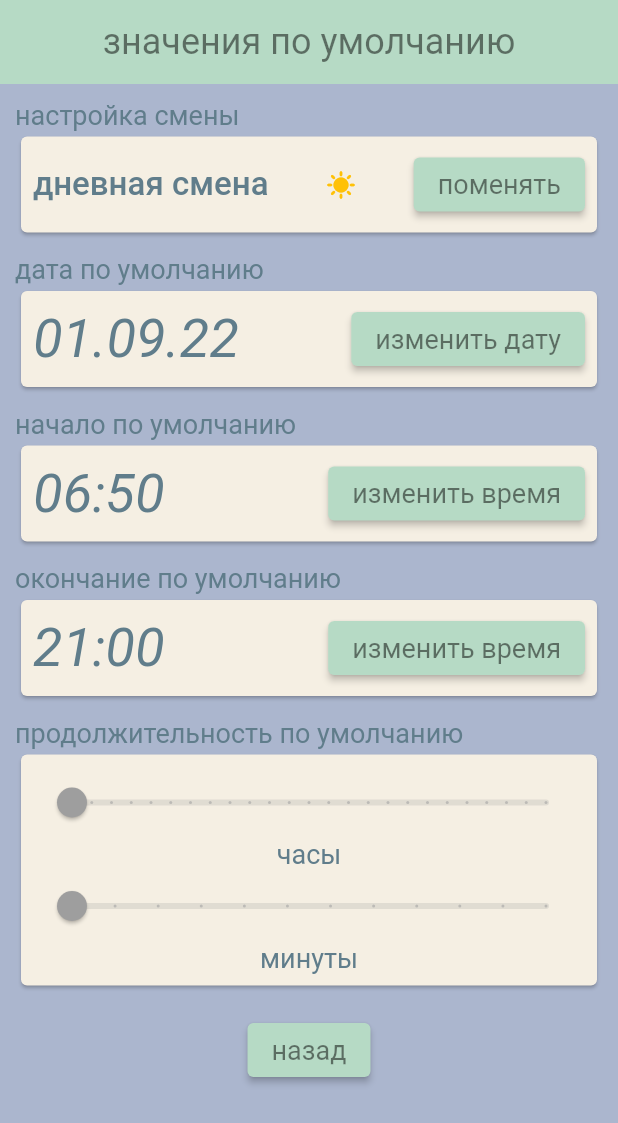
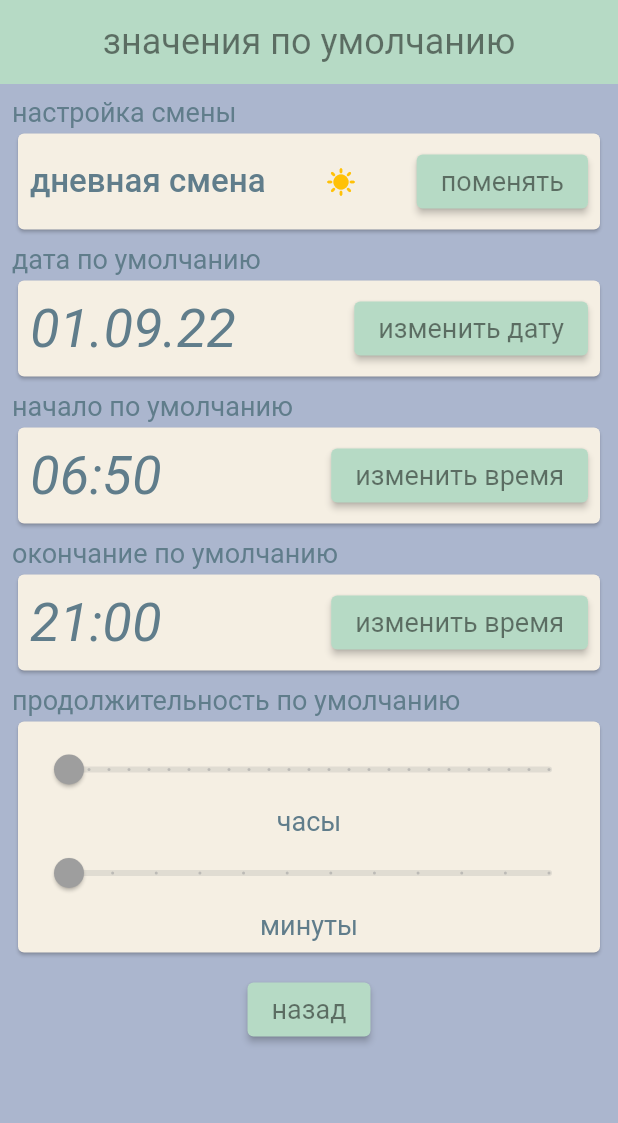
Before and after one commit to chevic4/flutter_work_timecalculate, a Flutter app: the screen it shows after launch, after a tap on the "list" icon, on a phone screen of 412 x 824 dp. Shown: the top 1123 px of the screen. Run offline on Flutter 3.47's test engine with Material 2 defaults, Android fonts, the phone set to English and light mode, and no system bars; our stand-ins replace flutter_mobx, hive, hive_flutter, mobx, shared_preferences; accounts and stored records are empty; generated files the repository leaves out were written again.

Commit message:
textWidget

```diff
--- a/lib/data/routes.dart
+++ b/lib/data/routes.dart
@@ -1,5 +1,4 @@
 import 'package:flutter/material.dart';
-
 import '../presentation/screens/editdata_screen.dart';
 import '../presentation/screens/enterdata_screen.dart';
 import '../presentation/screens/listmain_screen.dart';
@@ -30,4 +29,5 @@ var onGenerateRoute = (RouteSettings settings) {
       return route;
     }
   }
+  return null;
 };
--- a/lib/domain/services/workdays_service.dart
+++ b/lib/domain/services/workdays_service.dart
@@ -21,6 +21,10 @@ class WorkDayService {
     await workDaysStoreProvider.addWorkdayToHive(value);
   }
 
+  Future<void> deleteBox() async {
+    await workDaysStoreProvider.deleteBox();
+  }
+
   Future<void> deleteWorkdayIndex(int index) async {
     await workDaysStoreProvider.deleteWorkdayIndexFromHive(index);
   }
--- a/lib/domain/services/workdays_service_provider.dart
+++ b/lib/domain/services/workdays_service_provider.dart
@@ -35,6 +35,11 @@ class WorkDaysStoreProvider {
     await closeIt();
   }
 
+  Future<void> deleteBox() async {
+    final store = await openIt();
+    await store.deleteFromDisk();
+  }
+
   Future<void> editWorkdayIndexInHive(
       {required WorkDay value, required int index}) async {
     final store = await openIt();
--- a/lib/presentation/screens/listmain_screen.dart
+++ b/lib/presentation/screens/listmain_screen.dart
@@ -1,11 +1,9 @@
 import 'package:flutter/material.dart';
 import 'package:flutter_mobx/flutter_mobx.dart';
-import 'package:flutter_work_timecalculate/presentation/widgets/result_workdays_summ.dart';
 import 'package:flutter_work_timecalculate/presentation/widgets/result_workdays_time.dart';
 import '../../data/theme.dart';
 import '../mobx/store_listmain_screen.dart';
 import '../widgets/data_workday_page.dart';
-import 'package:hidable/hidable.dart';
 
 class ListMainScreen extends StatefulWidget {
   const ListMainScreen({super.key});
@@ -15,7 +13,6 @@ class ListMainScreen extends StatefulWidget {
 }
 
 class _ListMainScreenState extends State<ListMainScreen> {
-  final ScrollController _firstController = ScrollController();
   final store = StoreListMain();
   @override
   void initState() {
@@ -34,6 +31,7 @@ class _ListMainScreenState extends State<ListMainScreen> {
                   children: [
                     ResultWorkDaysWidget(
                       value: store.durationWorkDays(),
+                      indexes: store.getLengthWorkDays(),
                     ),
                     const TitleViewDays(),
                     Container(
@@ -49,7 +47,6 @@ class _ListMainScreenState extends State<ListMainScreen> {
                         ),
                       ),
                     ),
-                    WorkDaysSummWidget(items: store.getLengthWorkDays()),
                   ],
                 )
               : Text('loading...'),
@@ -73,7 +70,7 @@ class _ListMainScreenState extends State<ListMainScreen> {
                 heroTag: "btn2",
                 tooltip: 'очистить список',
                 backgroundColor: colorMainP,
-                onPressed: () => store.clearList(context),
+                onPressed: () => store.clearList(),
                 child: Icon(
                   Icons.clear,
                   color: Colors.black.withOpacity(0.4),
--- a/lib/presentation/screens/settings_screen.dart
+++ b/lib/presentation/screens/settings_screen.dart
@@ -1,6 +1,7 @@
 import 'package:flutter/material.dart';
 import 'package:flutter_mobx/flutter_mobx.dart';
 import 'package:flutter_work_timecalculate/presentation/mobx/store_setting_screen.dart';
+import 'package:flutter_work_timecalculate/presentation/widgets/text_fonts.dart';
 import 'package:intl/intl.dart';
 import '../../data/theme.dart';
 import '../widgets/day_night_widget.dart';
@@ -39,14 +40,11 @@ class _SettingScreenBodyState extends State<SettingScreenBody> {
   Widget build(BuildContext context) {
     return SingleChildScrollView(
       child: Container(
-        padding: const EdgeInsets.all(10.0),
+        padding: const EdgeInsets.all(8.0),
         child: Column(
           crossAxisAlignment: CrossAxisAlignment.start,
           children: [
-            Text('настройка смены',
-                textAlign: TextAlign.left,
-                softWrap: true,
-                style: Theme.of(context).textTheme.subtitle1),
+            TextSubTitle1(value: 'настройка смены'),
 
 //              DAY / NIGHT
 
@@ -70,11 +68,8 @@ class _SettingScreenBodyState extends State<SettingScreenBody> {
                 ),
               );
             }),
-            const SizedBox(height: 10.0),
-            Text('дата по умолчанию',
-                textAlign: TextAlign.left,
-                softWrap: true,
-                style: Theme.of(context).textTheme.subtitle1),
+            const SizedBox(height: 5.0),
+            TextSubTitle1(value: 'дата по умолчанию'),
 
 //            //   DATE begin
 
@@ -88,10 +83,9 @@ class _SettingScreenBodyState extends State<SettingScreenBody> {
                       Row(
                         mainAxisAlignment: MainAxisAlignment.spaceBetween,
                         children: [
-                          Text(DateFormat('dd.MM.yy').format(store.beginDate),
-                              textAlign: TextAlign.left,
-                              softWrap: true,
-                              style: Theme.of(context).textTheme.headline4),
+                          TextHeadline4(
+                              value: DateFormat('dd.MM.yy')
+                                  .format(store.beginDate)),
                           const SizedBox(width: 10.0),
                           ElevatedButton(
                             child: const Text('изменить дату'),
@@ -106,11 +100,8 @@ class _SettingScreenBodyState extends State<SettingScreenBody> {
                 ),
               );
             }),
-            const SizedBox(height: 10.0),
-            Text('начало по умолчанию',
-                textAlign: TextAlign.left,
-                softWrap: true,
-                style: Theme.of(context).textTheme.subtitle1),
+            const SizedBox(height: 5.0),
+            TextSubTitle1(value: 'начало по умолчанию'),
 
 //            //    TIME begin
 
@@ -122,10 +113,7 @@ class _SettingScreenBodyState extends State<SettingScreenBody> {
                   child: Row(
                     mainAxisAlignment: MainAxisAlignment.spaceBetween,
                     children: [
-                      Text(store.beginTime.to24hours(),
-                          textAlign: TextAlign.left,
-                          softWrap: true,
-                          style: Theme.of(context).textTheme.headline4),
+                      TextHeadline4(value: store.beginTime.to24hours()),
                       const SizedBox(width: 10.0),
                       ElevatedButton(
                         child: const Text('изменить время'),
@@ -138,11 +126,8 @@ class _SettingScreenBodyState extends State<SettingScreenBody> {
                 ),
               );
             }),
-            const SizedBox(height: 10.0),
-            Text('окончание по умолчанию',
-                textAlign: TextAlign.left,
-                softWrap: true,
-                style: Theme.of(context).textTheme.subtitle1),
+            const SizedBox(height: 5.0),
+            TextSubTitle1(value: 'окончание по умолчанию'),
 
 //           //    TIME finish
 
@@ -154,10 +139,7 @@ class _SettingScreenBodyState extends State<SettingScreenBody> {
                   child: Row(
                     mainAxisAlignment: MainAxisAlignment.spaceBetween,
                     children: [
-                      Text(store.finishTime.to24hours(),
-                          textAlign: TextAlign.left,
-                          softWrap: true,
-                          style: Theme.of(context).textTheme.headline4),
+                      TextHeadline4(value: store.finishTime.to24hours()),
                       const SizedBox(width: 10.0),
                       ElevatedButton(
                         child: const Text('изменить время'),
@@ -170,7 +152,7 @@ class _SettingScreenBodyState extends State<SettingScreenBody> {
                 ),
               );
             }),
-            const SizedBox(height: 10.0),
+            const SizedBox(height: 5.0),
             Text('продолжительность по умолчанию',
                 textAlign: TextAlign.left,
                 softWrap: true,
@@ -190,10 +172,7 @@ class _SettingScreenBodyState extends State<SettingScreenBody> {
                         value: store.hours,
                         onChanged: store.setHours,
                       ),
-                      Text('часы',
-                          textAlign: TextAlign.left,
-                          softWrap: true,
-                          style: Theme.of(context).textTheme.subtitle1),
+                      TextSubTitle1(value: 'часы'),
                       Slider(
                         min: 0,
                         max: 55,
@@ -202,16 +181,13 @@ class _SettingScreenBodyState extends State<SettingScreenBody> {
                         value: store.minutes,
                         onChanged: store.setMinutes,
                       ),
-                      Text('минуты',
-                          textAlign: TextAlign.left,
-                          softWrap: true,
-                          style: Theme.of(context).textTheme.subtitle1),
+                      TextSubTitle1(value: 'минуты'),
                     ],
                   ),
                 ),
               );
             }),
-            const SizedBox(height: 15.0),
+            const SizedBox(height: 10.0),
             Row(
               crossAxisAlignment: CrossAxisAlignment.center,
               mainAxisAlignment: MainAxisAlignment.center,
--- a/lib/presentation/widgets/result_workdays_summ.dart
+++ /dev/null
@@ -1,21 +0,0 @@
-import 'package:flutter/material.dart';
-
-class WorkDaysSummWidget extends StatelessWidget {
-  final int items;
-
-  const WorkDaysSummWidget({super.key, required this.items});
-
-  @override
-  Widget build(BuildContext context) {
-    return Padding(
-      padding: const EdgeInsets.only(right: 8.0),
-      child: Align(
-        alignment: Alignment.bottomRight,
-        child: Text('в списке смен: $items',
-            textAlign: TextAlign.left,
-            softWrap: true,
-            style: Theme.of(context).textTheme.subtitle1),
-      ),
-    );
-  }
-}
--- a/lib/presentation/widgets/result_workdays_time.dart
+++ b/lib/presentation/widgets/result_workdays_time.dart
@@ -1,37 +1,55 @@
 import 'package:flutter/material.dart';
+import 'package:flutter_work_timecalculate/presentation/widgets/text_fonts.dart';
 
 class ResultWorkDaysWidget extends StatelessWidget {
   final Duration value;
+  final int indexes;
 
-  const ResultWorkDaysWidget({super.key, required this.value});
+  const ResultWorkDaysWidget(
+      {super.key, required this.value, required this.indexes});
 
   @override
   Widget build(BuildContext context) {
     final minutes = (value.inMinutes.toInt() % 60).toString().padLeft(2, '0');
     final hours = (value.inHours.toInt()).toString().padLeft(2, '0');
-    return Column(
+    return Padding(
+      padding: const EdgeInsets.all(8.0),
+      child: Row(
+        mainAxisAlignment: MainAxisAlignment.spaceEvenly,
+        crossAxisAlignment: CrossAxisAlignment.start,
         children: [
-        Container(
+          Expanded(
+            flex: 2,
             child: Card(
               child: Padding(
                 padding: const EdgeInsets.all(8.0),
                 child: Column(
                   crossAxisAlignment: CrossAxisAlignment.center,
                   children: [
-                  Text('общая продолжительность',
-                      textAlign: TextAlign.left,
-                      softWrap: true,
-                      style: Theme.of(context).textTheme.subtitle1),
-                  Text('$hours:$minutes',
-                      textAlign: TextAlign.left,
-                      softWrap: true,
-                      style: Theme.of(context).textTheme.headline4),
+                    TextSubTitle1(value: 'продолжительность'),
+                    TextHeadline4(value: '$hours:$minutes'),
+                  ],
+                ),
+              ),
+            ),
+          ),
+          Expanded(
+            flex: 1,
+            child: Card(
+              child: Padding(
+                padding: const EdgeInsets.all(8.0),
+                child: Column(
+                  crossAxisAlignment: CrossAxisAlignment.center,
+                  children: [
+                    TextSubTitle1(value: 'смен'),
+                    TextHeadline4(value: indexes.toString()),
                   ],
                 ),
               ),
             ),
           ),
         ],
+      ),
     );
   }
 }
--- /dev/null
+++ b/lib/presentation/widgets/text_fonts.dart
@@ -0,0 +1,27 @@
+import 'package:flutter/material.dart';
+
+class TextSubTitle1 extends StatelessWidget {
+  final String value;
+
+  const TextSubTitle1({super.key, required this.value});
+
+  @override
+  Widget build(BuildContext context) {
+    return Text(value,
+        textAlign: TextAlign.left,
+        softWrap: true,
+        style: Theme.of(context).textTheme.subtitle1);
+  }
+}
+
+class TextHeadline4 extends StatelessWidget {
+  final String value;
+  const TextHeadline4({super.key, required this.value});
+  @override
+  Widget build(BuildContext context) {
+    return Text(value,
+        textAlign: TextAlign.left,
+        softWrap: true,
+        style: Theme.of(context).textTheme.headline4);
+  }
+}
--- a/pubspec.yaml
+++ b/pubspec.yaml
@@ -37,7 +37,6 @@ dependencies:
   flutter_localizations:
     sdk: flutter
   flutter_mobx: ^2.0.6+3
-  flutter_slidable: ^2.0.0
   hidable: ^1.0.3
   hive: ^2.2.3
   hive_flutter: ^1.1.0
```
Also changed, not shown: lib/presentation/mobx/store_listmain_screen.dart (+6 -1 lines), lib/presentation/screens/editdata_screen.dart (+21 -60 lines), lib/presentation/screens/enterdata_screen.dart (+6 -7 lines), lib/presentation/screens/listmain_screen_body.dart (deleted, +0 -119 lines), lib/presentation/widgets/cost_data_widget.dart (deleted, +0 -41 lines), pubspec.lock. Lines whose indentation alone changed are shown as unchanged.
